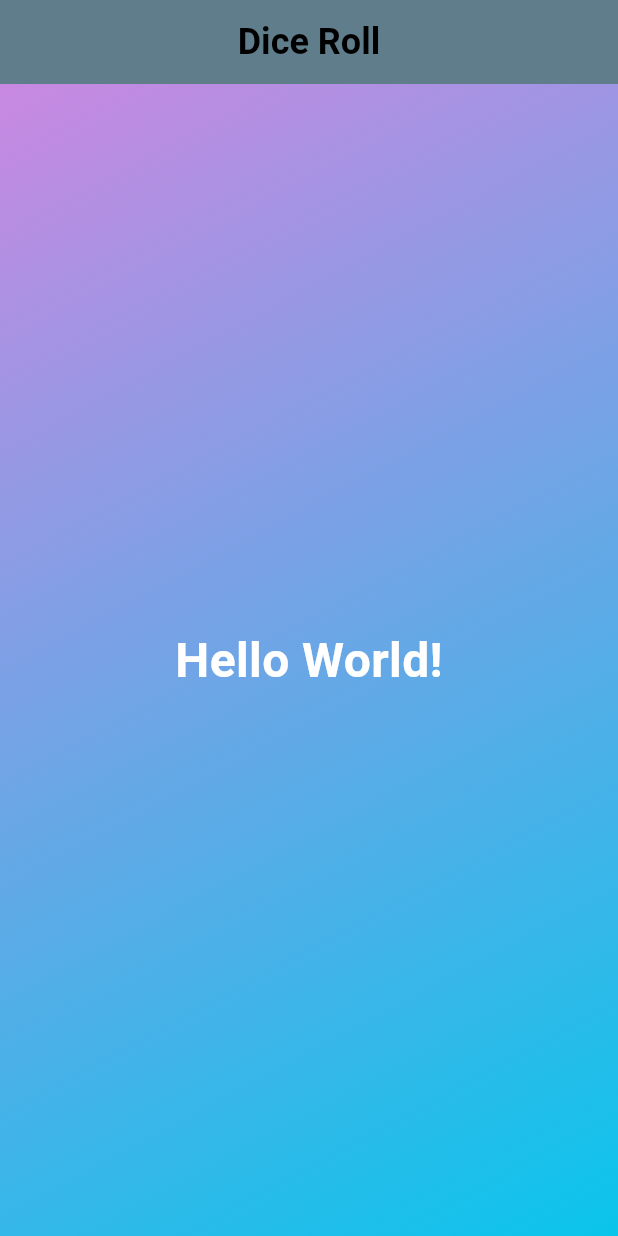
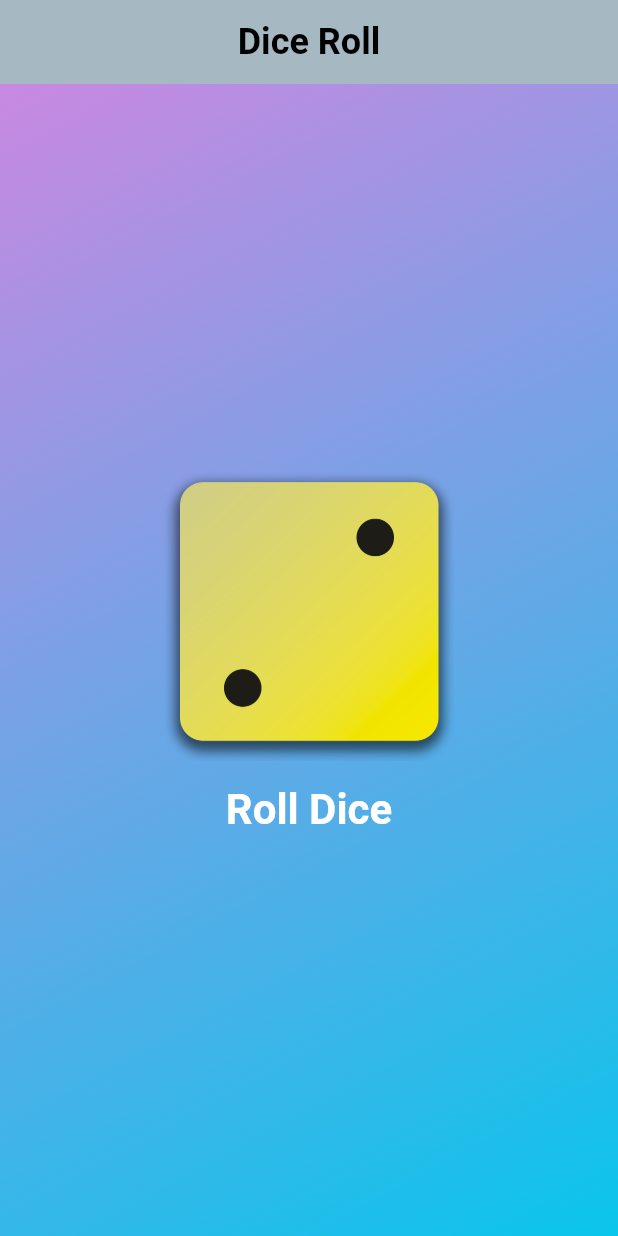
Before and after one commit to MutumaDerick/Roll_Dice_App, a Flutter app: the screen it shows after launch, on a phone screen of 412 x 824 dp. Run offline on Flutter 3.47's test engine with Material 3 defaults, Android fonts, the phone set to English and light mode, and no system bars.

Commit message:
Dice Roller app

```diff
--- /dev/null
+++ b/lib/dice_roller.dart
@@ -0,0 +1,50 @@
+import 'package:flutter/material.dart';
+import 'dart:math';
+
+final randomizer = Random();
+
+class DiceRoller extends StatefulWidget {
+  const DiceRoller({super.key});
+  @override
+  State<DiceRoller> createState() {
+    return _DiceRollerState();
+  }
+}
+
+class _DiceRollerState extends State<DiceRoller> {
+  var currentDiceImage = 2;
+
+  void rollDice() {
+
+    setState(() {
+      currentDiceImage = randomizer.nextInt(6) + 1;
+
+    });
+  }
+
+  @override
+  Widget build(BuildContext context) {
+    return Column(
+      mainAxisAlignment: MainAxisAlignment.center,
+      children: [
+        Image.asset(
+          'assets/images/dice-$currentDiceImage.png',
+          width: 200,
+          height: 200,
+        ),
+        TextButton(
+          onPressed: rollDice,
+          style: TextButton.styleFrom(
+            padding: const EdgeInsets.all(16),
+            foregroundColor: Colors.white,
+            textStyle: const TextStyle(
+              fontSize: 28,
+              fontWeight: FontWeight.bold,
+            ),
+          ),
+          child: const Text('Roll Dice'),
+        )
+      ],
+    );
+  }
+}
--- a/lib/gradient_container.dart
+++ b/lib/gradient_container.dart
@@ -1,5 +1,5 @@
 import 'package:flutter/material.dart';
-import 'package:roll_dice_app/text_style.dart';
+import 'package:roll_dice_app/dice_roller.dart';
 
 class GradientContainer extends StatelessWidget {
   const GradientContainer(this.colors, {super.key});
@@ -9,7 +9,7 @@ class GradientContainer extends StatelessWidget {
   @override
   Widget build(context) {
     return Container(
-      decoration:  BoxDecoration(
+      decoration: BoxDecoration(
         gradient: LinearGradient(
           colors: colors,
           begin: Alignment.topLeft,
@@ -17,7 +17,7 @@ class GradientContainer extends StatelessWidget {
         ),
       ),
       child: const Center(
-        child: StyledText('Hello World!'),
+        child: DiceRoller(),
       ),
     );
   }
--- a/lib/main.dart
+++ b/lib/main.dart
@@ -11,10 +11,11 @@ class DiceRoll extends StatelessWidget {
   @override
   Widget build(BuildContext context) {
     return MaterialApp(
+      debugShowCheckedModeBanner: false,
       title: 'Dice Roll',
       home: Scaffold(
         appBar: AppBar(
-          backgroundColor: Colors.blueGrey,
+          backgroundColor: const Color.fromARGB(255, 166, 184, 193),
           centerTitle: true,
           title: const Text(
             'Dice Roll',
```
